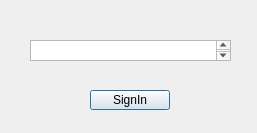
The window that passworddialog.ui (WuTob/antiKiall) describes before a commit, drawn with Qt 5.
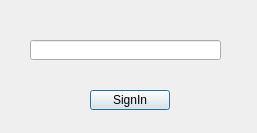
The same window after the commit.

Diff of the .ui file:
```diff
--- a/passworddialog.ui
+++ b/passworddialog.ui
@@ -26,15 +26,18 @@
     <string>SignIn</string>
    </property>
   </widget>
-  <widget class="QTextEdit" name="passWordEditer">
+  <widget class="QLineEdit" name="passWordEditer">
    <property name="geometry">
     <rect>
      <x>30</x>
      <y>40</y>
-     <width>201</width>
-     <height>21</height>
+     <width>191</width>
+     <height>20</height>
     </rect>
    </property>
+   <property name="echoMode">
+    <enum>QLineEdit::Password</enum>
+   </property>
   </widget>
  </widget>
  <resources/>
```
